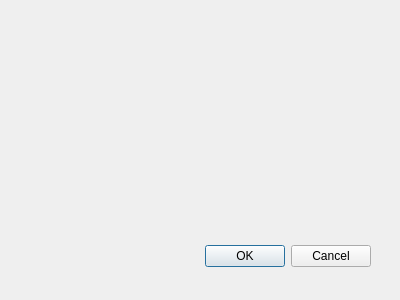
Before: the Qt Designer form incluircd.ui in DPDck972/interface-loja, drawn with Qt 5.
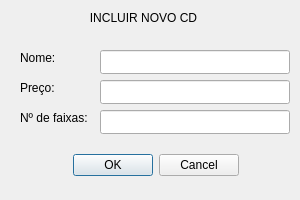
After: the same form once the commit is applied. Icons and pictures are not drawn.

```diff
--- a/incluircd.ui
+++ b/incluircd.ui
@@ -6,8 +6,8 @@
    <rect>
     <x>0</x>
     <y>0</y>
-    <width>400</width>
-    <height>300</height>
+    <width>300</width>
+    <height>200</height>
    </rect>
   </property>
   <property name="windowTitle">
@@ -16,10 +16,10 @@
   <widget class="QDialogButtonBox" name="buttonBox">
    <property name="geometry">
     <rect>
-     <x>30</x>
-     <y>240</y>
-     <width>341</width>
-     <height>32</height>
+     <x>50</x>
+     <y>140</y>
+     <width>211</width>
+     <height>51</height>
     </rect>
    </property>
    <property name="orientation">
@@ -27,6 +27,94 @@
    </property>
    <property name="standardButtons">
     <set>QDialogButtonBox::StandardButton::Cancel|QDialogButtonBox::StandardButton::Ok</set>
+   </property>
+   <property name="centerButtons">
+    <bool>true</bool>
+   </property>
+  </widget>
+  <widget class="QLabel" name="Titulo">
+   <property name="geometry">
+    <rect>
+     <x>90</x>
+     <y>10</y>
+     <width>107</width>
+     <height>16</height>
+    </rect>
+   </property>
+   <property name="text">
+    <string>INCLUIR NOVO CD</string>
+   </property>
+   <property name="alignment">
+    <set>Qt::AlignmentFlag::AlignCenter</set>
+   </property>
+  </widget>
+  <widget class="QLabel" name="Nome">
+   <property name="geometry">
+    <rect>
+     <x>20</x>
+     <y>50</y>
+     <width>50</width>
+     <height>16</height>
+    </rect>
+   </property>
+   <property name="text">
+    <string>Nome:</string>
+   </property>
+  </widget>
+  <widget class="QLabel" name="Preco">
+   <property name="geometry">
+    <rect>
+     <x>20</x>
+     <y>80</y>
+     <width>50</width>
+     <height>16</height>
+    </rect>
+   </property>
+   <property name="text">
+    <string>Preço:</string>
+   </property>
+  </widget>
+  <widget class="QLabel" name="Duracao">
+   <property name="geometry">
+    <rect>
+     <x>20</x>
+     <y>110</y>
+     <width>70</width>
+     <height>16</height>
+    </rect>
+   </property>
+   <property name="text">
+    <string>Nº de faixas:</string>
+   </property>
+  </widget>
+  <widget class="QLineEdit" name="Nome_value">
+   <property name="geometry">
+    <rect>
+     <x>100</x>
+     <y>50</y>
+     <width>190</width>
+     <height>24</height>
+    </rect>
+   </property>
+  </widget>
+  <widget class="QLineEdit" name="Preco_value">
+   <property name="geometry">
+    <rect>
+     <x>100</x>
+     <y>80</y>
+     <width>190</width>
+     <height>24</height>
+    </rect>
+   </property>
+  </widget>
+  <widget class="QLineEdit" name="Especifico_value">
+   <property name="geometry">
+    <rect>
+     <x>100</x>
+     <y>110</y>
+     <width>190</width>
+     <height>24</height>
+    </rect>
    </property>
   </widget>
  </widget>
```
Left out of the diff: 5 changed lines with no effect on the pictures.
